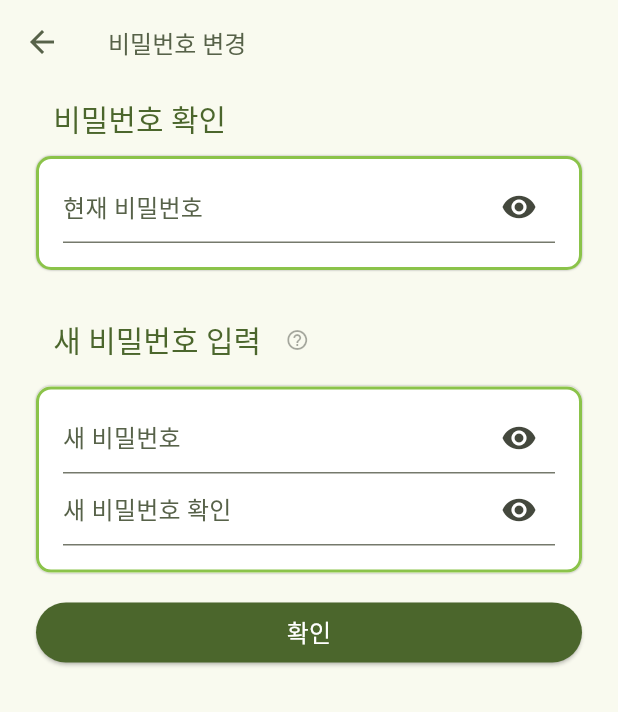
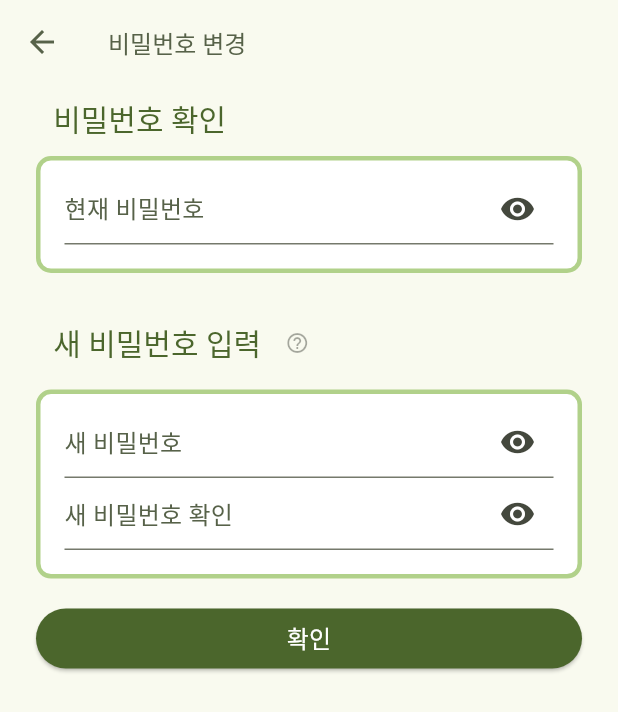
Before and after one commit to poiuyreq0/Minimo, a Flutter app: the PasswordInputScreen screen opened directly, on a phone screen of 412 x 824 dp. Shown: the top 712 px of the screen. Run offline on Flutter 3.47's test engine with Material 3 defaults, Android fonts, the phone set to English and light mode, and no system bars; our stand-ins replace dio, firebase_auth, firebase_core, freezed_annotation, google_fonts; missing offline and left inert: firebase_ui_auth, firebase_ui_localizations; accounts and stored records are empty; network calls fail; Roboto replaces fonts that are missing (Jua).

Commit message:
Update Box Decoration

```diff
--- a/app/minimo/lib/components/little_letter_list_component.dart
+++ b/app/minimo/lib/components/little_letter_list_component.dart
@@ -30,7 +30,7 @@ class LittleLetterListComponent extends StatelessWidget {
         Container(
           padding: const EdgeInsets.all(16),
           alignment: Alignment.center,
-          decoration: AppStyle.getMainBoxDecoration(Theme.of(context).colorScheme.onPrimary),
+          decoration: AppStyle.getMainBoxDecoration(context),
           child: ListView.separated(
             physics: const NeverScrollableScrollPhysics(),
             shrinkWrap: true,
--- a/app/minimo/lib/screens/info_input_screen.dart
+++ b/app/minimo/lib/screens/info_input_screen.dart
@@ -70,7 +70,7 @@ class _InfoInputScreenState extends State<InfoInputScreen> {
                 Container(
                   padding: const EdgeInsets.only(left: 16, right: 16, top: 8, bottom: 16),
                   alignment: Alignment.center,
-                  decoration: AppStyle.getMainBoxDecoration(Theme.of(context).colorScheme.onPrimary),
+                  decoration: AppStyle.getMainBoxDecoration(context),
                   child: Column(
                     crossAxisAlignment: CrossAxisAlignment.stretch,
                     children: [
--- a/app/minimo/lib/screens/info_screen.dart
+++ b/app/minimo/lib/screens/info_screen.dart
@@ -50,7 +50,7 @@ class InfoScreen extends StatelessWidget {
                       Container(
                         padding: const EdgeInsets.all(16),
                         alignment: Alignment.center,
-                        decoration: AppStyle.getMainBoxDecoration(Theme.of(context).colorScheme.onPrimary),
+                        decoration: AppStyle.getMainBoxDecoration(context),
                         child: Column(
                           children: [
                             DividedElementComponent(
--- a/app/minimo/lib/screens/intro_input_screen.dart
+++ b/app/minimo/lib/screens/intro_input_screen.dart
@@ -62,7 +62,7 @@ class _IntroInputScreenState extends State<IntroInputScreen> {
                 Container(
                   padding: const EdgeInsets.only(left: 16, right: 16, top: 8, bottom: 16),
                   alignment: Alignment.center,
-                  decoration: AppStyle.getMainBoxDecoration(Theme.of(context).colorScheme.onPrimary),
+                  decoration: AppStyle.getMainBoxDecoration(context),
                   child: Column(
                     crossAxisAlignment: CrossAxisAlignment.stretch,
                     children: [
@@ -87,7 +87,7 @@ class _IntroInputScreenState extends State<IntroInputScreen> {
                 Container(
                   padding: const EdgeInsets.only(left: 16, right: 16, top: 8, bottom: 16),
                   alignment: Alignment.center,
-                  decoration: AppStyle.getMainBoxDecoration(Theme.of(context).colorScheme.onPrimary),
+                  decoration: AppStyle.getMainBoxDecoration(context),
                   child: Column(
                     crossAxisAlignment: CrossAxisAlignment.stretch,
                     children: [
--- a/app/minimo/lib/screens/letter_detail_screen.dart
+++ b/app/minimo/lib/screens/letter_detail_screen.dart
@@ -34,7 +34,7 @@ class LetterDetailScreen extends StatelessWidget {
               Container(
                 padding: const EdgeInsets.all(16),
                 alignment: Alignment.center,
-                decoration: AppStyle.getMainBoxDecoration(Theme.of(context).colorScheme.onPrimary),
+                decoration: AppStyle.getMainBoxDecoration(context),
                 child: Padding(
                   padding: const EdgeInsets.all(8.0),
                   child: Column(
--- a/app/minimo/lib/screens/letter_input_screen.dart
+++ b/app/minimo/lib/screens/letter_input_screen.dart
@@ -44,7 +44,7 @@ class _LetterInputScreenState extends State<LetterInputScreen> {
 
   @override
   Widget build(BuildContext context) {
-    Decoration decoration = AppStyle.getMainBoxDecoration(Theme.of(context).colorScheme.onPrimary);
+    Decoration decoration = AppStyle.getMainBoxDecoration(context);
 
     return Scaffold(
       resizeToAvoidBottomInset: true,
--- a/app/minimo/lib/screens/nickname_input_screen.dart
+++ b/app/minimo/lib/screens/nickname_input_screen.dart
@@ -51,7 +51,7 @@ class _NicknameInputScreenState extends State<NicknameInputScreen> {
                 Container(
                   padding: const EdgeInsets.only(left: 16, right: 16, top: 8, bottom: 16),
                   alignment: Alignment.center,
-                  decoration: AppStyle.getMainBoxDecoration(Theme.of(context).colorScheme.onPrimary),
+                  decoration: AppStyle.getMainBoxDecoration(context),
                   child: Column(
                     crossAxisAlignment: CrossAxisAlignment.stretch,
                     children: [
--- a/app/minimo/lib/screens/password_input_screen.dart
+++ b/app/minimo/lib/screens/password_input_screen.dart
@@ -41,7 +41,7 @@ class _PasswordInputScreenState extends State<PasswordInputScreen> {
                 Container(
                   padding: const EdgeInsets.only(left: 16, right: 16, top: 8, bottom: 16),
                   alignment: Alignment.center,
-                  decoration: AppStyle.getMainBoxDecoration(Theme.of(context).colorScheme.onPrimary),
+                  decoration: AppStyle.getMainBoxDecoration(context),
                   child: Column(
                     crossAxisAlignment: CrossAxisAlignment.stretch,
                     children: [
@@ -65,7 +65,7 @@ class _PasswordInputScreenState extends State<PasswordInputScreen> {
                 Container(
                   padding: const EdgeInsets.only(left: 16, right: 16, top: 8, bottom: 16),
                   alignment: Alignment.center,
-                  decoration: AppStyle.getMainBoxDecoration(Theme.of(context).colorScheme.onPrimary),
+                  decoration: AppStyle.getMainBoxDecoration(context),
                   child: Column(
                     crossAxisAlignment: CrossAxisAlignment.stretch,
                     children: [
--- a/app/minimo/lib/screens/root_screen.dart
+++ b/app/minimo/lib/screens/root_screen.dart
@@ -107,7 +107,7 @@ class _RootScreenState extends State<RootScreen> with TickerProviderStateMixin {
                   onTap: () {},
                   child: Container(
                     padding: EdgeInsets.symmetric(horizontal: 12, vertical: 6),
-                    decoration: AppStyle.getMainBoxDecoration(Theme.of(context).colorScheme.onPrimary),
+                    decoration: AppStyle.getMainBoxDecoration(context),
                     child: Row(
                       children: [
                         HeartIconComponent(),
--- a/app/minimo/lib/screens/user_delete_screen.dart
+++ b/app/minimo/lib/screens/user_delete_screen.dart
@@ -42,7 +42,7 @@ class _UserDeleteScreenState extends State<UserDeleteScreen> {
                 Container(
                   padding: const EdgeInsets.only(left: 16, right: 16, top: 8, bottom: 16),
                   alignment: Alignment.center,
-                  decoration: AppStyle.getMainBoxDecoration(Theme.of(context).colorScheme.onPrimary),
+                  decoration: AppStyle.getMainBoxDecoration(context),
                   child: Column(
                     crossAxisAlignment: CrossAxisAlignment.stretch,
                     children: [
--- a/app/minimo/lib/styles/app_style.dart
+++ b/app/minimo/lib/styles/app_style.dart
@@ -102,19 +102,19 @@ class AppStyle {
     color: mainColorScheme.secondary,
   );
 
-  static BoxDecoration getMainBoxDecoration(Color color) => BoxDecoration(
-    color: color,
+  static BoxDecoration getMainBoxDecoration(BuildContext context) => BoxDecoration(
+    color: Theme.of(context).colorScheme.onPrimary,
     border: Border.all(
-      color: Colors.lightGreen,
-      width: 2,
+      color: Theme.of(context).colorScheme.inversePrimary,
+      width: 3,
     ),
     borderRadius: BorderRadius.circular(10),
-    boxShadow: const [
-      BoxShadow(
-        color: Colors.grey,
-        blurRadius: 0.5,
-        blurStyle: BlurStyle.outer,
-      ),
-    ],
+    // boxShadow: [
+    //   BoxShadow(
+    //     color: Theme.of(context).colorScheme.shadow,
+    //     blurRadius: 0,
+    //     blurStyle: BlurStyle.outer,
+    //   ),
+    // ],
   );
 }
```
